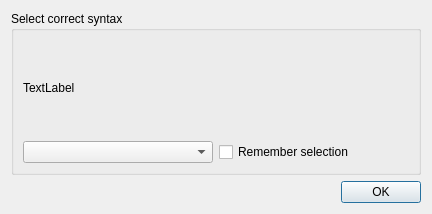
svn2github/highlight, file highlight/src/gui-qt/syntax_chooser.ui: the form before one commit.
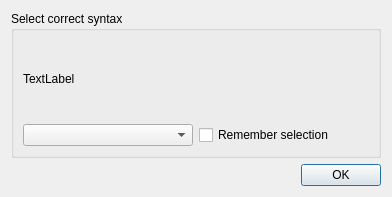
The form after the commit.

The edit to the form file:
```diff
--- a/highlight/src/gui-qt/syntax_chooser.ui
+++ b/highlight/src/gui-qt/syntax_chooser.ui
@@ -6,15 +6,15 @@
    <rect>
     <x>0</x>
     <y>0</y>
-    <width>432</width>
-    <height>214</height>
+    <width>392</width>
+    <height>197</height>
    </rect>
   </property>
   <property name="windowTitle">
    <string>Syntax selection</string>
   </property>
-  <layout class="QGridLayout" name="gridLayout">
-   <item row="0" column="0">
+  <layout class="QVBoxLayout" name="verticalLayout_2">
+   <item>
     <widget class="QGroupBox" name="groupBox">
      <property name="sizePolicy">
       <sizepolicy hsizetype="Preferred" vsizetype="Preferred">
@@ -37,7 +37,13 @@
         <property name="minimumSize">
          <size>
           <width>0</width>
-          <height>50</height>
+          <height>40</height>
+         </size>
+        </property>
+        <property name="baseSize">
+         <size>
+          <width>0</width>
+          <height>40</height>
          </size>
         </property>
         <property name="text">
@@ -84,7 +90,7 @@
      </layout>
     </widget>
    </item>
-   <item row="1" column="0">
+   <item>
     <widget class="QDialogButtonBox" name="buttonBox">
      <property name="autoFillBackground">
       <bool>false</bool>
```
